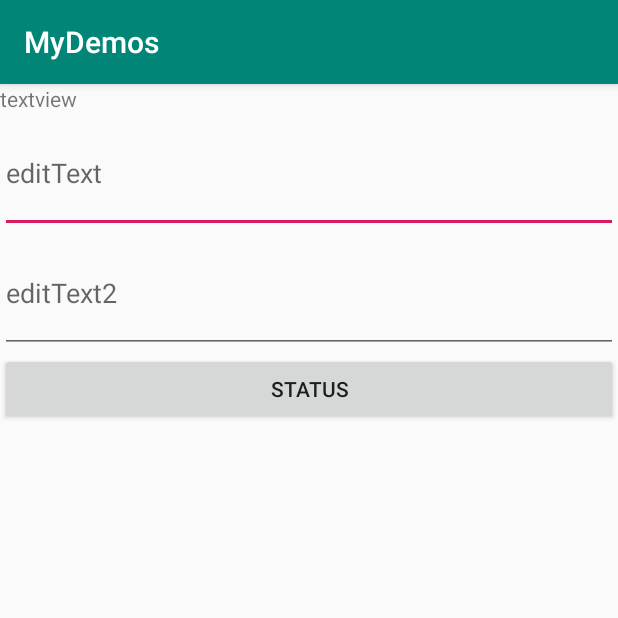
After one commit to wangpingtaohn/myDemos, an Android app: the KeyboardActivity screen opened directly, with no data from a screen before it, on a phone screen of 412 x 824 dp, the top half of it. The commit adds this screen. Run offline under Robolectric (Android 15) with nearby library versions, the phone set to English and light mode, and no system bars.

Commit message:
add keyboard show fun

```diff
--- a/app/src/main/AndroidManifest.xml
+++ b/app/src/main/AndroidManifest.xml
@@ -9,6 +9,8 @@
             android:roundIcon="@mipmap/ic_launcher_round"
             android:supportsRtl="true"
             android:theme="@style/AppTheme">
+        <activity android:name=".keyboard.KeyboardActivity">
+        </activity>
         <activity android:name=".kotlins.KotlinFunActivity">
         </activity>
         <activity android:name=".MainActivity">
--- a/app/src/main/java/com/wpt/mydemos/MainActivity.kt
+++ b/app/src/main/java/com/wpt/mydemos/MainActivity.kt
@@ -3,6 +3,7 @@ package com.wpt.mydemos
 import android.content.Intent
 import androidx.appcompat.app.AppCompatActivity
 import android.os.Bundle
+import com.wpt.mydemos.keyboard.KeyboardActivity
 import com.wpt.mydemos.kotlins.KotlinFunActivity
 import kotlinx.android.synthetic.main.activity_main.*
 
@@ -20,5 +21,8 @@ class MainActivity : AppCompatActivity() {
         kotlin_fun_demo.setOnClickListener {
             startActivity(Intent(this,KotlinFunActivity::class.java))
         }
+        keyboard.setOnClickListener {
+            startActivity(Intent(this,KeyboardActivity::class.java))
+        }
     }
 }
--- /dev/null
+++ b/app/src/main/res/layout/activity_keyboard.xml
@@ -0,0 +1,38 @@
+<?xml version="1.0" encoding="utf-8"?>
+<androidx.constraintlayout.widget.ConstraintLayout
+        xmlns:android="http://schemas.android.com/apk/res/android"
+        xmlns:tools="http://schemas.android.com/tools"
+        xmlns:app="http://schemas.android.com/apk/res-auto"
+        android:layout_width="match_parent"
+        android:layout_height="match_parent"
+        tools:context=".keyboard.KeyboardActivity">
+
+    <TextView
+            android:text="textview"
+            android:id="@+id/textview"
+            app:layout_constraintLeft_toLeftOf="parent"
+            app:layout_constraintTop_toTopOf="parent"
+            android:layout_width="wrap_content"
+            android:layout_height="wrap_content"/>
+    <EditText
+            android:id="@+id/edittext"
+            app:layout_constraintTop_toBottomOf="@+id/textview"
+            android:layout_width="match_parent"
+            android:layout_height="80dp"
+            android:hint="editText"/>
+
+    <EditText
+            android:id="@+id/edittext2"
+            app:layout_constraintTop_toBottomOf="@+id/edittext"
+            android:layout_width="match_parent"
+            android:layout_height="80dp"
+            android:hint="editText2"/>
+
+    <Button
+            android:text="status"
+            android:id="@+id/btn"
+            app:layout_constraintTop_toBottomOf="@+id/edittext2"
+            android:layout_width="match_parent"
+            android:layout_height="wrap_content"/>
+
+</androidx.constraintlayout.widget.ConstraintLayout>
--- a/app/src/main/res/layout/activity_main.xml
+++ b/app/src/main/res/layout/activity_main.xml
@@ -17,9 +17,10 @@
                 android:layout_height="wrap_content"
                 android:text="kotlin fun Demo"/>
         <Button
+                android:id="@+id/keyboard"
                 android:layout_width="wrap_content"
                 android:layout_height="wrap_content"
-                android:text="Hello World!"/>
+                android:text="keyboard"/>
 
 
     </LinearLayout>
```
Also changed, not shown: app/src/main/java/com/wpt/mydemos/keyboard/KeyboardActivity.kt (added, +75 -0 lines).
